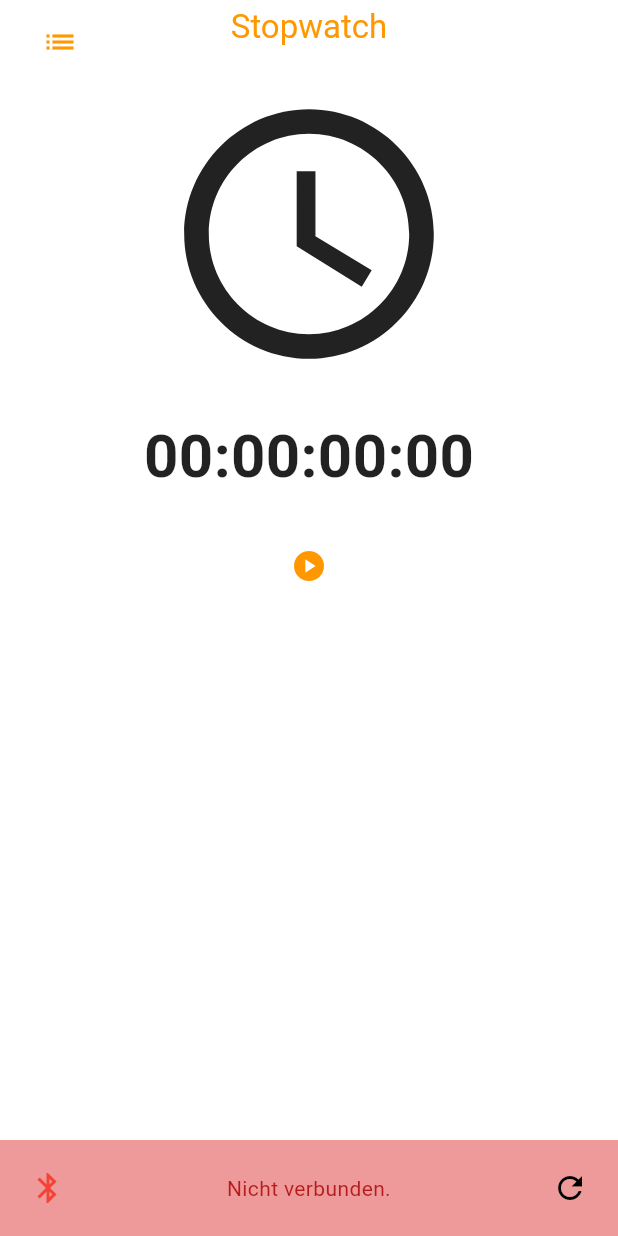
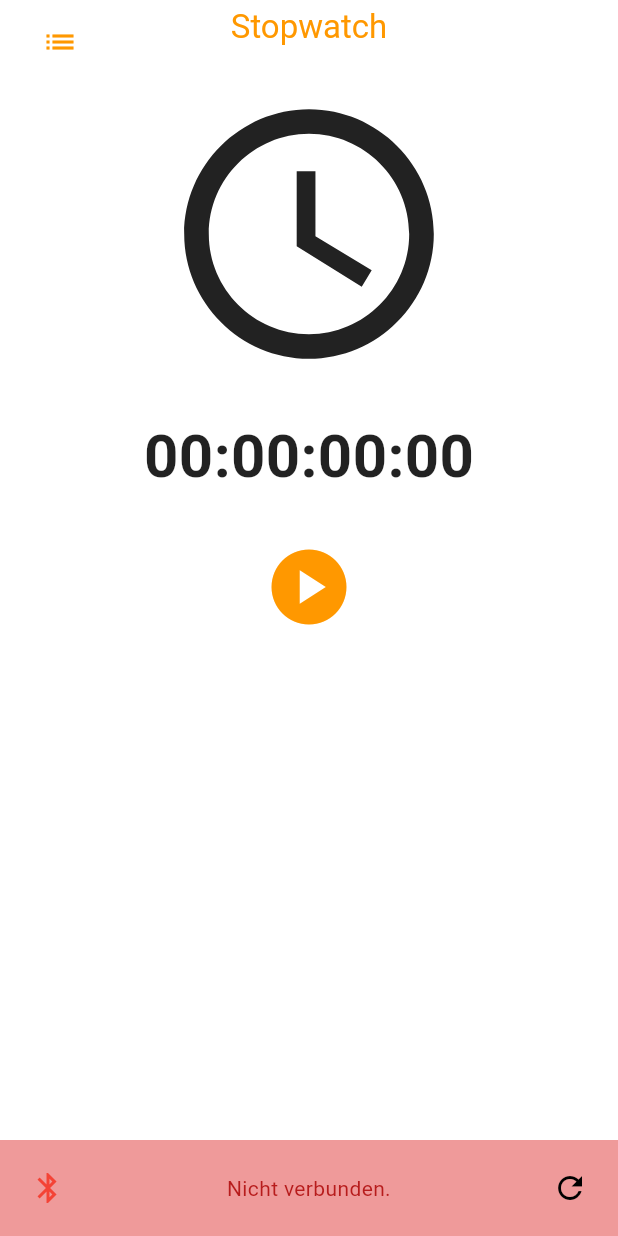
Before and after one commit to KastenKlicker/lichtschranke, a Flutter app: the screen it shows after launch, on a phone screen of 412 x 824 dp. Run offline on Flutter 3.47's test engine with Material 3 defaults, Android fonts, the phone set to English and light mode, and no system bars; our stand-ins replace csv, file_picker, share_plus, shared_preferences; missing offline and left inert: bluetooth_classic.

Commit message:
Timer on StopwatchScreen is working, now with real time couting, with nice sized buttons

```diff
--- a/lib/StopwatchScreen.dart
+++ b/lib/StopwatchScreen.dart
@@ -67,6 +67,7 @@ class _StopwatchScreenState extends State<StopwatchScreen> {
                   icon: Icon(
                     Icons.add_circle,
                     color: Colors.orange,
+                    size: 60,
                   ),
                   onPressed: () {
                     appState.addTimeEntryToSet(TimeEntry(
@@ -79,6 +80,7 @@ class _StopwatchScreenState extends State<StopwatchScreen> {
                   icon: Icon(
                     Icons.stop_circle,
                     color: Colors.orange,
+                    size: 60,
                   ),
                   onPressed: () {
                     appState.stop(); // Stoppuhr stoppen
@@ -90,6 +92,7 @@ class _StopwatchScreenState extends State<StopwatchScreen> {
               icon: Icon(
                 Icons.play_circle,
                 color: Colors.orange,
+                size: 60,
               ),
               onPressed: () {
                 appState.start(); // Timer starten
```
